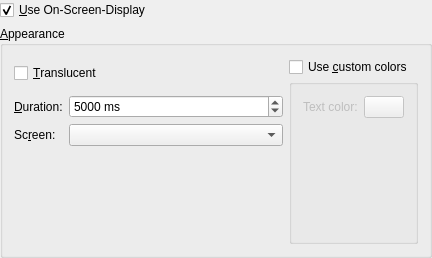
Old version of the form src/configdialog/dialogs/OsdConfig.ui in the repository KDE/amarok.
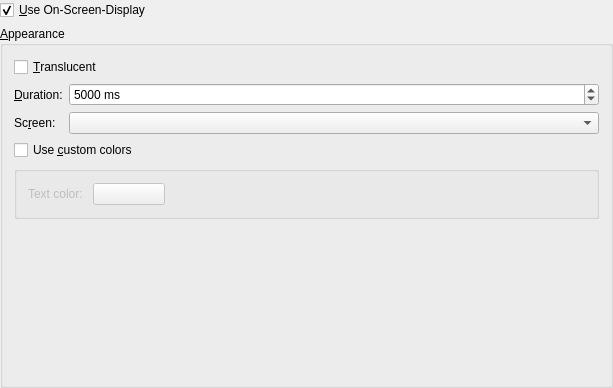
New version of the form. Custom widgets are drawn as their Qt base class.

Commit message: Use a more logical vertical flow for options in the OSD config dialog

Patch:
```diff
--- a/src/configdialog/dialogs/OsdConfig.ui
+++ b/src/configdialog/dialogs/OsdConfig.ui
@@ -5,8 +5,8 @@
    <rect>
     <x>0</x>
     <y>0</y>
-    <width>432</width>
-    <height>258</height>
+    <width>613</width>
+    <height>388</height>
    </rect>
   </property>
   <layout class="QGridLayout" name="gridLayout_2" >
@@ -34,117 +34,17 @@
      <property name="title" >
       <string>&amp;Appearance</string>
      </property>
-     <layout class="QGridLayout" name="gridLayout" >
-      <item rowspan="9" row="0" column="2" >
-       <layout class="QVBoxLayout" >
-        <property name="spacing" >
-         <number>2</number>
-        </property>
+     <layout class="QVBoxLayout" name="verticalLayout" >
         <item>
-         <widget class="QCheckBox" name="kcfg_OsdUseCustomColors" >
-          <property name="toolTip" >
-           <string>Check to enable custom colors for the On-Screen-Display.</string>
-          </property>
-          <property name="whatsThis" >
-           <string>Check to enable custom colors for the On-Screen-Display.</string>
-          </property>
-          <property name="text" >
-           <string>Use &amp;custom colors</string>
-          </property>
-         </widget>
-        </item>
-        <item>
-         <layout class="QHBoxLayout" >
-          <item>
-           <widget class="QGroupBox" name="colorsBox" >
-            <property name="enabled" >
-             <bool>false</bool>
-            </property>
-            <property name="title" >
-             <string/>
-            </property>
-            <property name="flat" >
-             <bool>false</bool>
-            </property>
-            <layout class="QGridLayout" name="gridLayout_3" >
-             <item row="0" column="0" >
-              <widget class="QLabel" name="textLabel2" >
-               <property name="sizePolicy" >
-                <sizepolicy vsizetype="Preferred" hsizetype="Preferred" >
-                 <horstretch>1</horstretch>
-                 <verstretch>0</verstretch>
-                </sizepolicy>
-               </property>
-               <property name="whatsThis" >
-                <string>The color of the OSD text.</string>
-               </property>
-               <property name="text" >
-                <string>Text color:</string>
-               </property>
-               <property name="wordWrap" >
-                <bool>false</bool>
-               </property>
-              </widget>
-             </item>
-             <item row="0" column="1" >
-              <widget class="KColorButton" name="kcfg_OsdTextColor" >
-               <property name="sizePolicy" >
-                <sizepolicy vsizetype="Fixed" hsizetype="Preferred" >
-                 <horstretch>2</horstretch>
-                 <verstretch>0</verstretch>
-                </sizepolicy>
-               </property>
-               <property name="toolTip" >
-                <string>Click to select the color of the OSD text.</string>
-               </property>
-               <property name="whatsThis" >
-                <string>The color of the OSD text.</string>
-               </property>
-               <property name="text" >
-                <string/>
-               </property>
-               <property name="color" >
-                <color>
-                 <red>255</red>
-                 <green>0</green>
-                 <blue>0</blue>
-                </color>
-               </property>
-              </widget>
-             </item>
-             <item row="1" column="1" >
-              <spacer name="verticalSpacer" >
-               <property name="orientation" >
-                <enum>Qt::Vertical</enum>
-               </property>
-               <property name="sizeHint" stdset="0" >
-                <size>
-                 <width>20</width>
-                 <height>40</height>
-                </size>
-               </property>
-              </spacer>
-             </item>
-            </layout>
-            <zorder>textLabel2</zorder>
-            <zorder>kcfg_OsdTextColor</zorder>
-            <zorder>textLabel2_2</zorder>
-            <zorder>kcfg_OsdBackgroundColor</zorder>
-            <zorder>kcfg_OsdUseCustomColors</zorder>
-           </widget>
-          </item>
-         </layout>
-        </item>
-       </layout>
-      </item>
-      <item row="1" column="0" colspan="2" >
        <widget class="QCheckBox" name="kcfg_OsdUseTranslucency" >
         <property name="text" >
          <string>&amp;Translucent</string>
         </property>
        </widget>
       </item>
-      <item row="3" column="0" >
+      <item>
+       <layout class="QGridLayout" name="gridLayout" >
+        <item row="0" column="0" >
        <widget class="QLabel" name="textLabel1" >
         <property name="text" >
          <string>&amp;Duration:</string>
@@ -157,7 +57,7 @@
         </property>
        </widget>
       </item>
-      <item row="3" column="1" >
+        <item row="0" column="1" >
        <widget class="QSpinBox" name="kcfg_OsdDuration" >
         <property name="sizePolicy" >
          <sizepolicy vsizetype="Fixed" hsizetype="Minimum" >
@@ -194,7 +94,7 @@
         </property>
        </widget>
       </item>
-      <item row="4" column="0" >
+        <item row="1" column="0" >
        <widget class="QLabel" name="textLabel2_3" >
         <property name="text" >
          <string>Sc&amp;reen:</string>
@@ -207,7 +107,7 @@
         </property>
        </widget>
       </item>
-      <item row="4" column="1" >
+        <item row="1" column="1" >
        <widget class="KComboBox" name="kcfg_OsdScreen" >
         <property name="sizePolicy" >
          <sizepolicy vsizetype="Fixed" hsizetype="Minimum" >
@@ -223,15 +123,121 @@
         </property>
        </widget>
       </item>
-      <item row="5" column="1" >
+       </layout>
+      </item>
+      <item>
+       <widget class="QCheckBox" name="kcfg_OsdUseCustomColors" >
+        <property name="toolTip" >
+         <string>Check to enable custom colors for the On-Screen-Display.</string>
+        </property>
+        <property name="whatsThis" >
+         <string>Check to enable custom colors for the On-Screen-Display.</string>
+        </property>
+        <property name="text" >
+         <string>Use &amp;custom colors</string>
+        </property>
+       </widget>
+      </item>
+      <item>
+       <widget class="QGroupBox" name="colorsBox" >
+        <property name="enabled" >
+         <bool>false</bool>
+        </property>
+        <property name="sizePolicy" >
+         <sizepolicy vsizetype="Maximum" hsizetype="Preferred" >
+          <horstretch>0</horstretch>
+          <verstretch>0</verstretch>
+         </sizepolicy>
+        </property>
+        <property name="title" >
+         <string/>
+        </property>
+        <property name="flat" >
+         <bool>false</bool>
+        </property>
+        <layout class="QHBoxLayout" name="horizontalLayout" >
+         <item>
+          <widget class="QLabel" name="textLabel2" >
+           <property name="sizePolicy" >
+            <sizepolicy vsizetype="Preferred" hsizetype="Maximum" >
+             <horstretch>1</horstretch>
+             <verstretch>0</verstretch>
+            </sizepolicy>
+           </property>
+           <property name="minimumSize" >
+            <size>
+             <width>59</width>
+             <height>0</height>
+            </size>
+           </property>
+           <property name="whatsThis" >
+            <string>The color of the OSD text.</string>
+           </property>
+           <property name="text" >
+            <string>Text color:</string>
+           </property>
+           <property name="wordWrap" >
+            <bool>false</bool>
+           </property>
+          </widget>
+         </item>
+         <item>
+          <widget class="KColorButton" name="kcfg_OsdTextColor" >
+           <property name="sizePolicy" >
+            <sizepolicy vsizetype="Fixed" hsizetype="Fixed" >
+             <horstretch>2</horstretch>
+             <verstretch>0</verstretch>
+            </sizepolicy>
+           </property>
+           <property name="minimumSize" >
+            <size>
+             <width>72</width>
+             <height>0</height>
+            </size>
+           </property>
+           <property name="toolTip" >
+            <string>Click to select the color of the OSD text.</string>
+           </property>
+           <property name="whatsThis" >
+            <string>The color of the OSD text.</string>
+           </property>
+           <property name="text" >
+            <string/>
+           </property>
+           <property name="color" >
+            <color>
+             <red>255</red>
+             <green>0</green>
+             <blue>0</blue>
+            </color>
+           </property>
+          </widget>
+         </item>
+         <item>
+          <spacer name="horizontalSpacer" >
+           <property name="orientation" >
+            <enum>Qt::Horizontal</enum>
+           </property>
+           <property name="sizeHint" stdset="0" >
+            <size>
+             <width>435</width>
+             <height>20</height>
+            </size>
+           </property>
+          </spacer>
+         </item>
+        </layout>
+       </widget>
+      </item>
+      <item>
        <spacer name="verticalSpacer_2" >
         <property name="orientation" >
          <enum>Qt::Vertical</enum>
         </property>
         <property name="sizeHint" stdset="0" >
          <size>
-          <width>20</width>
-          <height>40</height>
+          <width>17</width>
+          <height>155</height>
          </size>
         </property>
        </spacer>
```
Left out of the diff: 32 changed lines with no effect on the pictures. Lines whose indentation alone changed are shown as unchanged.
